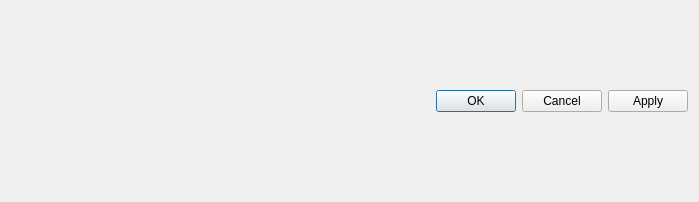
Old version of the form src/forms/SettingsDialog.ui in the repository DistroAV/DistroAV.
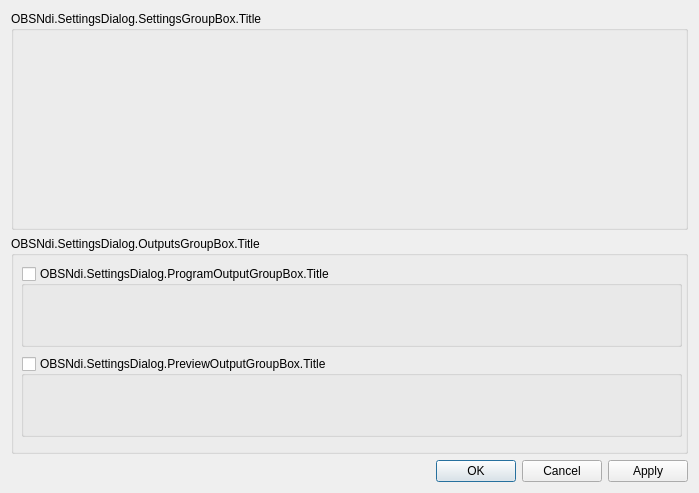
New version of the form.

Commit message: Basic UI layout

Diff of the .ui file:
```diff
--- a/src/forms/SettingsDialog.ui
+++ b/src/forms/SettingsDialog.ui
@@ -7,7 +7,7 @@
     <x>0</x>
     <y>0</y>
     <width>699</width>
-    <height>202</height>
+    <height>493</height>
    </rect>
   </property>
   <property name="windowTitle">
@@ -15,7 +15,67 @@
   </property>
   <layout class="QVBoxLayout" name="verticalLayout">
    <item>
-    <layout class="QFormLayout" name="formLayout"/>
+    <widget class="QGroupBox" name="settingsGroupBox">
+     <property name="title">
+      <string>OBSNdi.SettingsDialog.SettingsGroupBox.Title</string>
+     </property>
+     <widget class="QWidget" name="formLayoutWidget">
+      <property name="geometry">
+       <rect>
+        <x>10</x>
+        <y>30</y>
+        <width>661</width>
+        <height>171</height>
+       </rect>
+      </property>
+      <layout class="QFormLayout" name="formLayout"/>
+     </widget>
+    </widget>
+   </item>
+   <item>
+    <widget class="QGroupBox" name="outputsGroupBox">
+     <property name="title">
+      <string>OBSNdi.SettingsDialog.OutputsGroupBox.Title</string>
+     </property>
+     <widget class="QGroupBox" name="programOutputGroupBox">
+      <property name="geometry">
+       <rect>
+        <x>10</x>
+        <y>30</y>
+        <width>661</width>
+        <height>81</height>
+       </rect>
+      </property>
+      <property name="title">
+       <string>OBSNdi.SettingsDialog.ProgramOutputGroupBox.Title</string>
+      </property>
+      <property name="checkable">
+       <bool>true</bool>
+      </property>
+      <property name="checked">
+       <bool>false</bool>
+      </property>
+     </widget>
+     <widget class="QGroupBox" name="previewOutputGroupBox">
+      <property name="geometry">
+       <rect>
+        <x>10</x>
+        <y>120</y>
+        <width>661</width>
+        <height>81</height>
+       </rect>
+      </property>
+      <property name="title">
+       <string>OBSNdi.SettingsDialog.PreviewOutputGroupBox.Title</string>
+      </property>
+      <property name="checkable">
+       <bool>true</bool>
+      </property>
+      <property name="checked">
+       <bool>false</bool>
+      </property>
+     </widget>
+    </widget>
    </item>
    <item>
     <widget class="QDialogButtonBox" name="buttonBox">
```
The commit also changes 1 other file.
